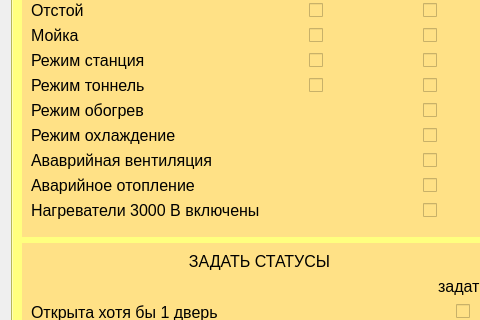
The window that train_imitator.ui (victocryl/train_imitator) describes before a commit, drawn with Qt 5; both pictures show x 0 to 480 and y 261 to 581 of the 1282 by 812 pixel window.
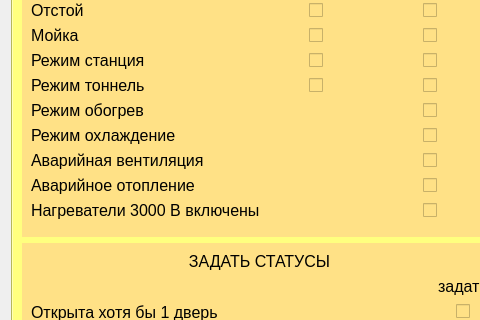
The same window after the commit.

Patch:
```diff
--- a/train_imitator.ui
+++ b/train_imitator.ui
@@ -1298,7 +1298,7 @@
                  </font>
                 </property>
                 <property name="text">
-                 <string>Ававрийная вентиляция</string>
+                 <string>Аварийная вентиляция</string>
                 </property>
                </widget>
               </item>
```
